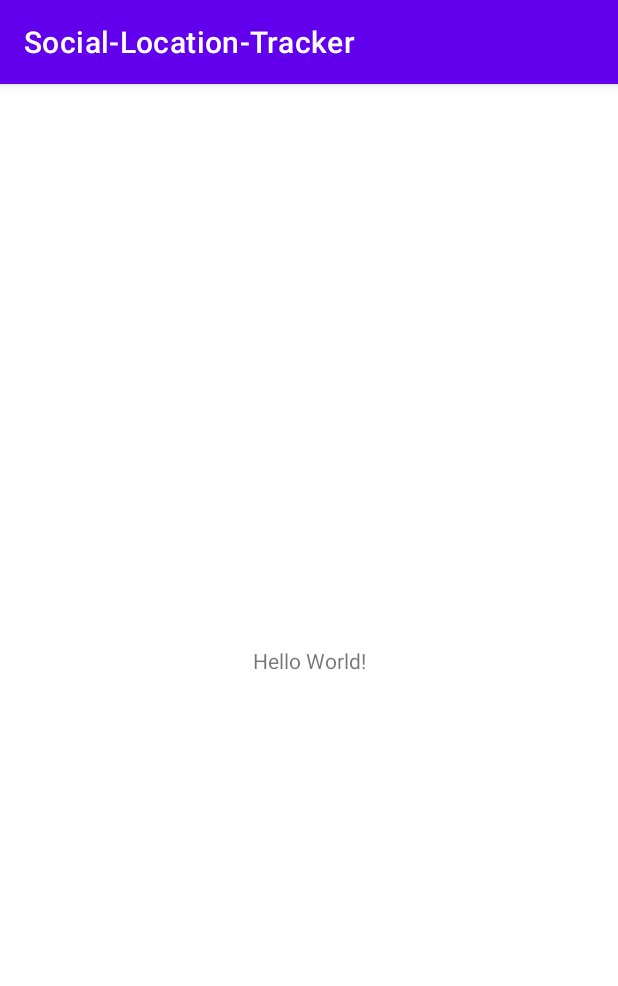
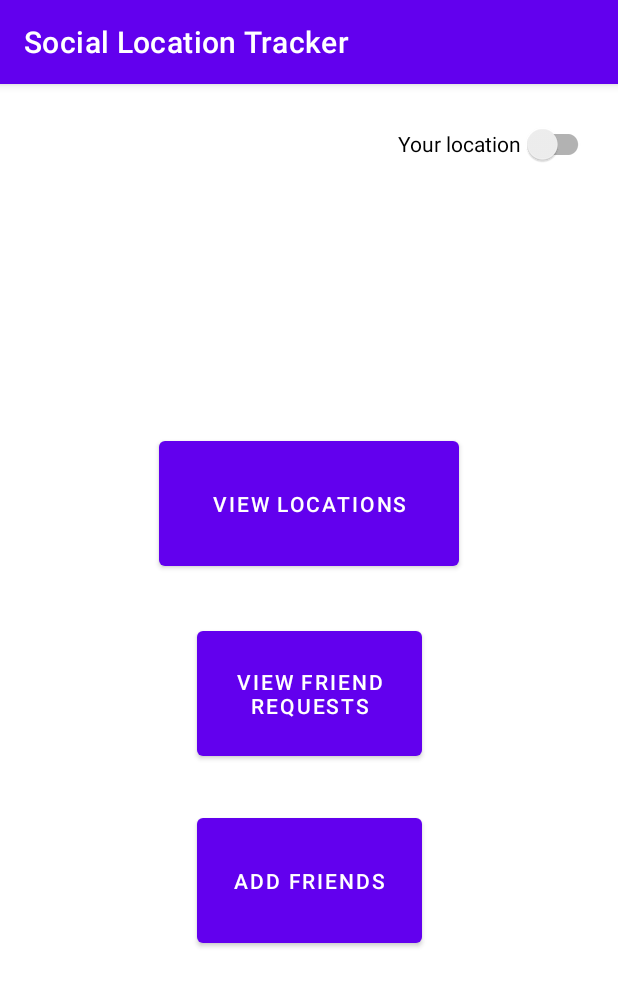
Before and after one commit to AlexBirchi/Social-Location-Tracker, an Android app: the screen it shows after launch (MainActivity), on a phone screen of 412 x 824 dp. Shown: the top 986 px of the screen. Run offline under Robolectric (Android 15) with nearby library versions, the phone set to English and light mode, and no system bars.

Commit message:
Created activities

```diff
--- a/app/build.gradle
+++ b/app/build.gradle
@@ -1,5 +1,6 @@
 plugins {
     id 'com.android.application'
+    id 'com.google.android.libraries.mapsplatform.secrets-gradle-plugin'
 }
 
 android {
@@ -25,6 +26,9 @@ android {
         sourceCompatibility JavaVersion.VERSION_1_8
         targetCompatibility JavaVersion.VERSION_1_8
     }
+    buildFeatures {
+        viewBinding true
+    }
 }
 
 dependencies {
@@ -32,6 +36,7 @@ dependencies {
     implementation 'androidx.appcompat:appcompat:1.4.1'
     implementation 'com.google.android.material:material:1.5.0'
     implementation 'androidx.constraintlayout:constraintlayout:2.1.3'
+    implementation 'com.google.android.gms:play-services-maps:18.0.2'
     testImplementation 'junit:junit:4.13.2'
     androidTestImplementation 'androidx.test.ext:junit:1.1.3'
     androidTestImplementation 'androidx.test.espresso:espresso-core:3.4.0'
--- a/app/src/main/res/layout/activity_main.xml
+++ b/app/src/main/res/layout/activity_main.xml
@@ -6,13 +6,52 @@
     android:layout_height="match_parent"
     tools:context=".MainActivity">
 
-    <TextView
+    <androidx.appcompat.widget.SwitchCompat
+        android:id="@+id/toggle_location_switch"
         android:layout_width="wrap_content"
         android:layout_height="wrap_content"
-        android:text="Hello World!"
-        app:layout_constraintBottom_toBottomOf="parent"
-        app:layout_constraintLeft_toLeftOf="parent"
-        app:layout_constraintRight_toRightOf="parent"
+        android:layout_marginTop="16dp"
+        android:layout_marginEnd="16dp"
+        android:layout_marginBottom="168dp"
+        android:text="@string/your_location"
+        app:layout_constraintBottom_toTopOf="@+id/view_locations_button"
+        app:layout_constraintEnd_toEndOf="parent"
         app:layout_constraintTop_toTopOf="parent" />
 
+    <Button
+        android:id="@+id/view_locations_button"
+        android:layout_width="200dp"
+        android:layout_height="0dp"
+        android:layout_marginBottom="31dp"
+        android:text="@string/view_locations"
+        android:onClick="launchViewLocationsActivity"
+        app:layout_constraintBottom_toTopOf="@+id/view_friend_requests_button"
+        app:layout_constraintEnd_toEndOf="parent"
+        app:layout_constraintStart_toStartOf="parent"
+        app:layout_constraintTop_toBottomOf="@+id/toggle_location_switch" />
+
+    <Button
+        android:id="@+id/view_friend_requests_button"
+        android:layout_width="150dp"
+        android:layout_height="0dp"
+        android:layout_marginBottom="29dp"
+        android:text="@string/view_friend_requests"
+        android:onClick="launchViewFriendRequestsActivity"
+        app:layout_constraintBottom_toTopOf="@+id/add_friends_button"
+        app:layout_constraintEnd_toEndOf="parent"
+        app:layout_constraintStart_toStartOf="parent"
+        app:layout_constraintTop_toBottomOf="@+id/view_locations_button" />
+
+    <Button
+        android:id="@+id/add_friends_button"
+        android:layout_width="150dp"
+        android:layout_height="0dp"
+        android:layout_marginBottom="189dp"
+        android:text="@string/add_friends"
+        android:onClick="launchSendFriendRequestActivity"
+        app:layout_constraintBottom_toBottomOf="parent"
+        app:layout_constraintEnd_toEndOf="parent"
+        app:layout_constraintStart_toStartOf="parent"
+        app:layout_constraintTop_toBottomOf="@+id/view_friend_requests_button" />
+
 </androidx.constraintlayout.widget.ConstraintLayout>
--- a/app/src/main/res/values/colors.xml
+++ b/app/src/main/res/values/colors.xml
@@ -7,4 +7,6 @@
     <color name="teal_700">#FF018786</color>
     <color name="black">#FF000000</color>
     <color name="white">#FFFFFFFF</color>
+    <color name="green">#198754</color>
+    <color name="red">#dc3545</color>
 </resources>
--- a/app/src/main/res/values/strings.xml
+++ b/app/src/main/res/values/strings.xml
@@ -1,3 +1,12 @@
 <resources>
-    <string name="app_name">Social-Location-Tracker</string>
+    <string name="app_name">Social Location Tracker</string>
+    <string name="view_your_friends_location">View your friends location</string>
+    <string name="send_friend_request_text">Enter username&#8230;</string>
+    <string name="send_friend_request_button">Send request</string>
+    <string name="view_locations">View locations</string>
+    <string name="view_friend_requests">View friend requests</string>
+    <string name="add_friends">Add friends</string>
+    <string name="your_location">Your location</string>
+    <string name="accept_friend_request">Accept friend request</string>
+    <string name="decline_friend_request">Decline friend request</string>
 </resources>
--- a/build.gradle
+++ b/build.gradle
@@ -2,6 +2,7 @@
 plugins {
     id 'com.android.application' version '7.1.2' apply false
     id 'com.android.library' version '7.1.2' apply false
+    id 'com.google.android.libraries.mapsplatform.secrets-gradle-plugin' version '2.0.0' apply false
 }
 
 task clean(type: Delete) {
```
Also changed, not shown: app/src/main/AndroidManifest.xml (+36 -0 lines), app/src/main/java/com/social_location_tracker/MainActivity.java (+19 -0 lines), app/src/main/java/com/social_location_tracker/SendFriendRequestActivity.java (added, +14 -0 lines), app/src/main/java/com/social_location_tracker/ViewFriendRequestsActivity.java (added, +14 -0 lines), app/src/main/java/com/social_location_tracker/ViewLocationsActivity.java (added, +51 -0 lines), app/src/main/res/drawable/accept_request.xml (added, +10 -0 lines), app/src/main/res/drawable/decline_request.xml (added, +10 -0 lines), app/src/main/res/layout/activity_send_friend_request.xml (added, +38 -0 lines), app/src/main/res/layout/activity_view_friend_requests.xml (added, +47 -0 lines), app/src/main/res/layout/activity_view_locations.xml (added, +9 -0 lines).
